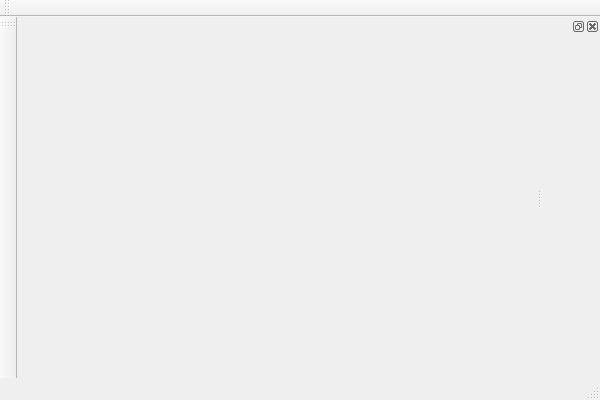
This is visual_studio/QtOpenGL_Template/MainWindow.ui in ShenyaoKe/QtOpenGL_Template as Qt 5 draws it before an edit. The edited form follows.
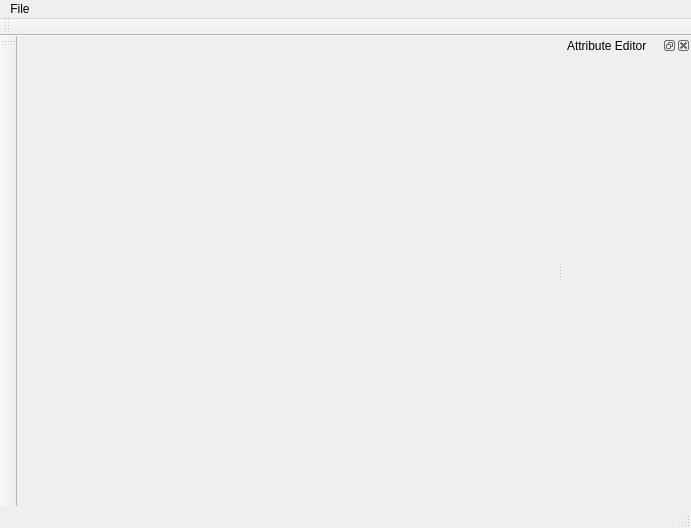
This is the edited form.

Diff of the .ui file:
```diff
--- a/visual_studio/QtOpenGL_Template/MainWindow.ui
+++ b/visual_studio/QtOpenGL_Template/MainWindow.ui
@@ -6,35 +6,39 @@
    <rect>
     <x>0</x>
     <y>0</y>
-    <width>600</width>
-    <height>400</height>
+    <width>691</width>
+    <height>528</height>
    </rect>
   </property>
   <property name="windowTitle">
    <string>MainWindow</string>
   </property>
   <widget class="QWidget" name="centralWidget">
-   <widget class="QWidget" name="verticalLayoutWidget">
-    <property name="geometry">
-     <rect>
-      <x>-1</x>
-      <y>-1</y>
-      <width>491</width>
-      <height>351</height>
-     </rect>
-    </property>
-    <layout class="QVBoxLayout" name="ogl_layout"/>
-   </widget>
+   <layout class="QHBoxLayout" name="horizontalLayout">
+    <item>
+     <layout class="QVBoxLayout" name="ogl_layout"/>
+    </item>
+   </layout>
   </widget>
   <widget class="QMenuBar" name="menuBar">
    <property name="geometry">
     <rect>
      <x>0</x>
      <y>0</y>
-     <width>600</width>
+     <width>691</width>
      <height>21</height>
     </rect>
    </property>
+   <widget class="QMenu" name="menuFile">
+    <property name="title">
+     <string>File</string>
+    </property>
+    <addaction name="actionNew"/>
+    <addaction name="actionOpen"/>
+    <addaction name="separator"/>
+    <addaction name="actionExit"/>
+   </widget>
+   <addaction name="menuFile"/>
   </widget>
   <widget class="QToolBar" name="mainToolBar">
    <attribute name="toolBarArea">
@@ -56,11 +60,33 @@
     <bool>false</bool>
    </attribute>
   </widget>
-  <widget class="QDockWidget" name="dockWidget">
+  <widget class="QDockWidget" name="attr_editor">
+   <property name="windowTitle">
+    <string>Attribute Editor</string>
+   </property>
    <attribute name="dockWidgetArea">
     <number>2</number>
    </attribute>
-   <widget class="QWidget" name="dockWidgetContents"/>
+   <widget class="QWidget" name="dockWidgetContents">
+    <layout class="QVBoxLayout" name="verticalLayout">
+     <item>
+      <spacer name="horizontalSpacer">
+       <property name="orientation">
+        <enum>Qt::Horizontal</enum>
+       </property>
+       <property name="sizeType">
+        <enum>QSizePolicy::MinimumExpanding</enum>
+       </property>
+       <property name="sizeHint" stdset="0">
+        <size>
+         <width>106</width>
+         <height>20</height>
+        </size>
+       </property>
+      </spacer>
+     </item>
+    </layout>
+   </widget>
   </widget>
  </widget>
  <layoutdefault spacing="6" margin="11"/>
```
Left out of the diff: 15 changed lines with no effect on the pictures.
